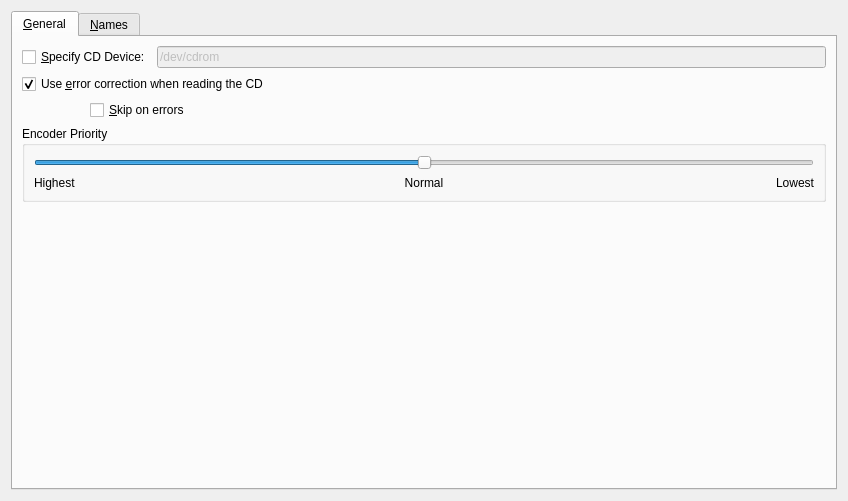
This is kcmaudiocd/audiocdconfig.ui in KDE/audiocd-kio as Qt 5 draws it before an edit. The edited form follows.
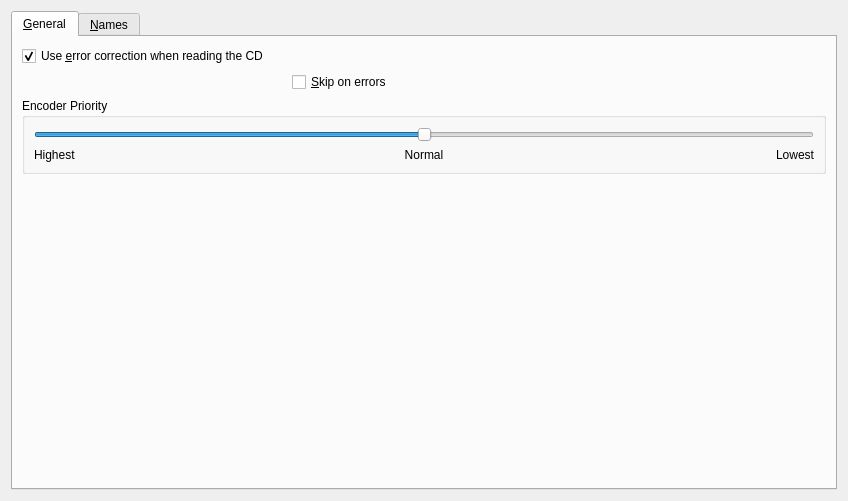
This is the edited form. Custom widgets are drawn as their Qt base class.

Commit message: Remove config option for CDROM device from kcmaudiocd because KIO audiocd:/ now support listing all CDROM devices

What changed in the file:
```diff
--- a/kcmaudiocd/audiocdconfig.ui
+++ b/kcmaudiocd/audiocdconfig.ui
@@ -27,7 +27,7 @@
        <string>&amp;General</string>
       </attribute>
       <layout class="QGridLayout">
-       <item row="4" column="2">
+       <item row="3" column="2">
         <spacer name="Spacer5">
          <property name="orientation">
           <enum>Qt::Vertical</enum>
@@ -43,7 +43,46 @@
          </property>
         </spacer>
        </item>
-       <item row="3" column="0" colspan="3">
+       <item row="0" column="0" colspan="3">
+        <widget class="QCheckBox" name="ec_enable_check">
+         <property name="whatsThis">
+          <string>If you uncheck this option, the slave will not try to use error correction which can be useful for reading damaged CDs. However, this feature can be problematic in some cases, so you can switch it off here.</string>
+         </property>
+         <property name="text">
+          <string>Use &amp;error correction when reading the CD</string>
+         </property>
+         <property name="checked">
+          <bool>true</bool>
+         </property>
+        </widget>
+       </item>
+       <item row="1" column="1" colspan="2">
+        <widget class="QCheckBox" name="ec_skip_check">
+         <property name="text">
+          <string>&amp;Skip on errors</string>
+         </property>
+         <property name="checked">
+          <bool>false</bool>
+         </property>
+        </widget>
+       </item>
+       <item row="1" column="0">
+        <spacer name="spacer4_2">
+         <property name="orientation">
+          <enum>Qt::Horizontal</enum>
+         </property>
+         <property name="sizeType">
+          <enum>QSizePolicy::Fixed</enum>
+         </property>
+         <property name="sizeHint" stdset="0">
+          <size>
+           <width>20</width>
+           <height>20</height>
+          </size>
+         </property>
+        </spacer>
+       </item>
+       <item row="2" column="0" colspan="3">
         <widget class="QGroupBox" name="encoderPriority">
          <property name="title">
           <string>Encoder Priority</string>
@@ -107,68 +146,6 @@
          </layout>
         </widget>
        </item>
-       <item row="0" column="2">
-        <widget class="QLineEdit" name="cd_device_string">
-         <property name="enabled">
-          <bool>false</bool>
-         </property>
-         <property name="whatsThis">
-          <string>Specify a location for the drive you want to use. Normally, this is a file inside the /dev folder representing your CD or DVD drive.</string>
-         </property>
-         <property name="text">
-          <string>/dev/cdrom</string>
-         </property>
-        </widget>
-       </item>
-       <item row="0" column="0" colspan="2">
-        <widget class="QCheckBox" name="cd_autosearch_check">
-         <property name="whatsThis">
-          <string>Uncheck this if you want to specify a CD device different from the one autoprobed</string>
-         </property>
-         <property name="text">
-          <string>&amp;Specify CD Device:</string>
-         </property>
-        </widget>
-       </item>
-       <item row="1" column="0" colspan="3">
-        <widget class="QCheckBox" name="ec_enable_check">
-         <property name="whatsThis">
-          <string>If you uncheck this option, the slave will not try to use error correction which can be useful for reading damaged CDs. However, this feature can be problematic in some cases, so you can switch it off here.</string>
-         </property>
-         <property name="text">
-          <string>Use &amp;error correction when reading the CD</string>
-         </property>
-         <property name="checked">
-          <bool>true</bool>
-         </property>
-        </widget>
-       </item>
-       <item row="2" column="1" colspan="2">
-        <widget class="QCheckBox" name="ec_skip_check">
-         <property name="text">
-          <string>&amp;Skip on errors</string>
-         </property>
-         <property name="checked">
-          <bool>false</bool>
-         </property>
-        </widget>
-       </item>
-       <item row="2" column="0">
-        <spacer name="spacer4_2">
-         <property name="orientation">
-          <enum>Qt::Horizontal</enum>
-         </property>
-         <property name="sizeType">
-          <enum>QSizePolicy::Fixed</enum>
-         </property>
-         <property name="sizeHint" stdset="0">
-          <size>
-           <width>20</width>
-           <height>20</height>
-          </size>
-         </property>
-        </spacer>
-       </item>
       </layout>
      </widget>
      <widget class="QWidget" name="tabNames">
```
Left out of the diff: 17 changed lines with no effect on the pictures. The commit also changes 1 other file.
